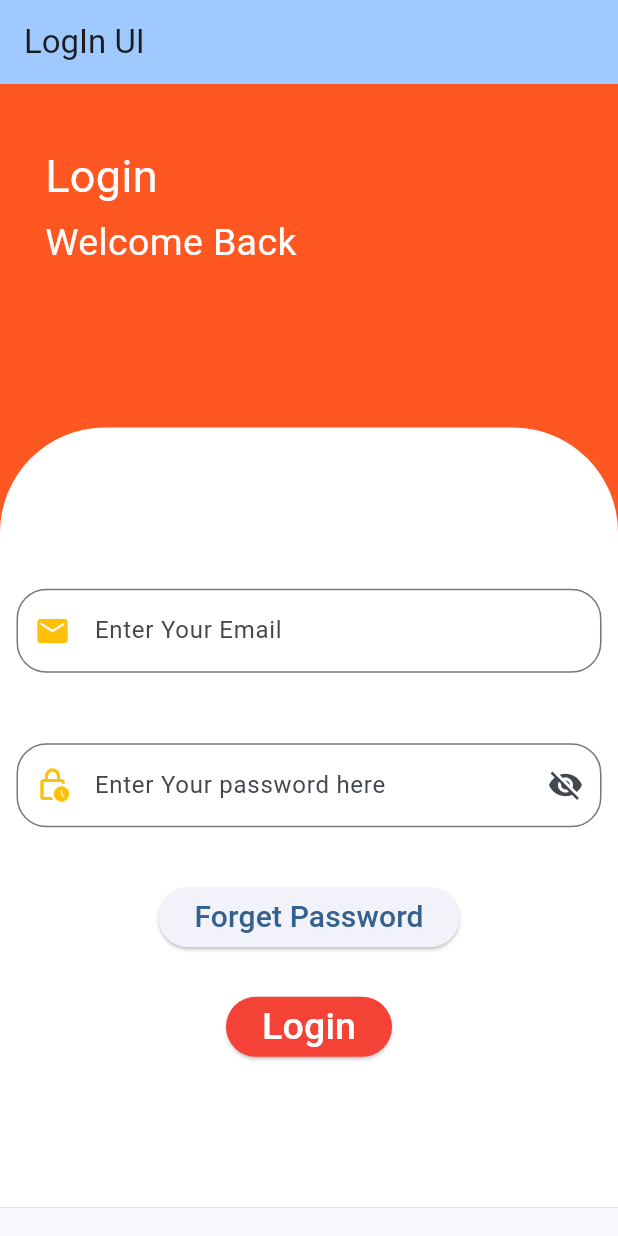
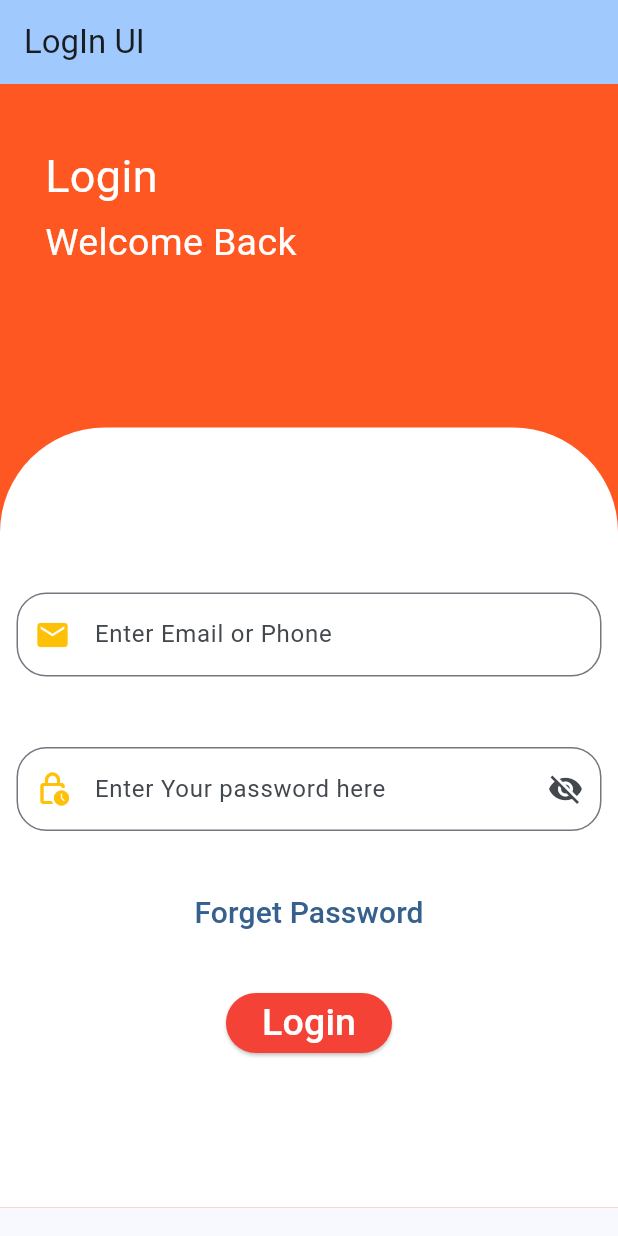
Before and after one commit to ManishS72/Login-UI, a Flutter app: the screen it shows after launch, after a tap on "Login", on a phone screen of 412 x 824 dp. Run offline on Flutter 3.47's test engine with Material 3 defaults, Android fonts, the phone set to English and light mode, and no system bars.

Commit message:
added keyborad

```diff
--- a/lib/main.dart
+++ b/lib/main.dart
@@ -30,6 +30,9 @@ class MyHomePage extends StatefulWidget {
 class _MyHomePageState extends State<MyHomePage> {
   int _counter = 0;
 
+  TextEditingController emailController = TextEditingController();
+  TextEditingController passwordController = TextEditingController();
+
   void _incrementCounter() {
     setState(() {
       _counter++;
@@ -44,7 +47,7 @@ class _MyHomePageState extends State<MyHomePage> {
 
         title: Text(widget.title),
       ),
-      body:SingleChildScrollView(
+      body: SingleChildScrollView(
         child: Container(
           color: Colors.deepOrange,
 
@@ -86,17 +89,20 @@ class _MyHomePageState extends State<MyHomePage> {
                       children: [
                         Center(
                           child: Padding(
-                            padding:EdgeInsets.all(11),
+                            padding: EdgeInsets.all(11),
                             child: TextField(
+                              controller: emailController,
+                              keyboardType: TextInputType.emailAddress,
                               decoration: InputDecoration(
-                                prefixIcon: Icon(Icons.email, color: Colors.amber),
+                                prefixIcon: Icon(
+                                  Icons.email,
+                                  color: Colors.amber,
+                                ),
                                 border: OutlineInputBorder(
                                   borderRadius: BorderRadius.circular(20),
-                                  borderSide: BorderSide(
-                                    color: Colors.black,
-                                  ),
+                                  borderSide: BorderSide(color: Colors.black),
                                 ),
-                                hintText: "Enter Your Email",
+                                hintText: "Enter Email or Phone",
                                 focusedBorder: OutlineInputBorder(
                                   borderRadius: BorderRadius.circular(11),
                                   borderSide: BorderSide(
@@ -115,10 +121,12 @@ class _MyHomePageState extends State<MyHomePage> {
                           child: Padding(
                             padding: const EdgeInsets.all(11),
                             child: TextField(
+                              controller: passwordController,
                               obscureText: true,
+                              keyboardType: TextInputType.emailAddress,
                               decoration: InputDecoration(
                                 hintText: "Enter Your password here",
-                                 suffixIcon: IconButton(
+                                suffixIcon: IconButton(
                                   onPressed: () {},
                                   icon: Icon(Icons.visibility_off),
                                 ),
@@ -128,25 +136,22 @@ class _MyHomePageState extends State<MyHomePage> {
                                 ),
                                 border: OutlineInputBorder(
                                   borderRadius: BorderRadius.circular(20),
-                                  borderSide: BorderSide(
-                                    color: Colors.black,
-                                  ),
+                                  borderSide: BorderSide(color: Colors.black),
                                 ),
                                 focusedBorder: OutlineInputBorder(
                                   borderRadius: BorderRadius.circular(11),
                                   borderSide: BorderSide(
-                                    color: Colors.blue,
+                                    color: Colors.deepOrange,
                                     width: 2,
                                   ),
                                 ),
-
                               ),
                             ),
                           ),
                         ),
-                        SizedBox(height: 25),
+                        SizedBox(height: 20),
 
-                        ElevatedButton(
+                        TextButton(
                           onPressed: () {
                             print("Forget Password");
                           },
@@ -160,17 +165,19 @@ class _MyHomePageState extends State<MyHomePage> {
 
                         ElevatedButton(
                           onPressed: () {
-                            print("SuccessFull Login");
+                            String email = emailController.text;
+
+                            String password = passwordController.text;
+
+                            print("Your Email is = $email");
+                            print("Your Password is = $password");
                           },
                           style: ElevatedButton.styleFrom(
                             backgroundColor: Colors.red,
                           ),
                           child: Text(
                             "Login",
-                            style: TextStyle(
-                              color: Colors.white,
-                              fontSize: 25,
-                            ),
+                            style: TextStyle(color: Colors.white, fontSize: 25),
                           ),
                         ),
                       ],
```
